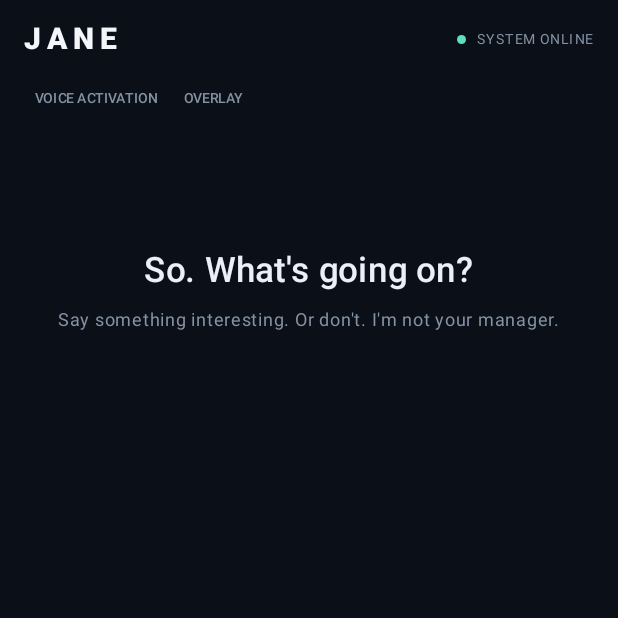
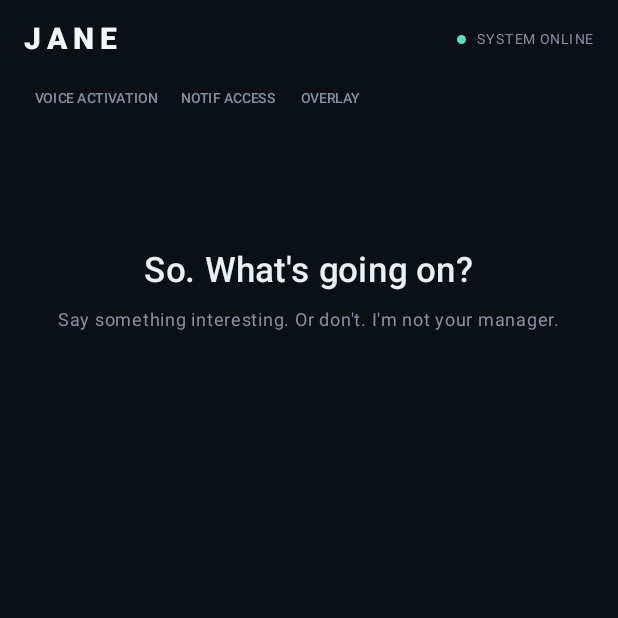
Before and after one commit to disrup404/ZOI, an Android app built with Jetpack Compose: the screen it shows after launch (MainActivity), after a tap on "LET'S GET STARTED", on a phone screen of 412 x 824 dp, the top half of it. Run offline under Robolectric (Android 15) with nearby library versions, the phone set to English and light mode, and no system bars.

Commit message:
Add explicit notification sharing controls

```diff
--- a/zoi-android/app/src/main/java/com/chronodisrupt/zoi/MainActivity.kt
+++ b/zoi-android/app/src/main/java/com/chronodisrupt/zoi/MainActivity.kt
@@ -297,6 +297,21 @@ private fun JaneChatScreen(
     onStopSpeaking: () -> Unit
 ) {
     val context = LocalContext.current
+    val preferences = remember {
+        context.getSharedPreferences("jane_preferences", android.content.Context.MODE_PRIVATE)
+    }
+    var notificationAccess by remember {
+        mutableStateOf(JaneNotificationListener.hasNotificationAccess(context))
+    }
+    var notificationContextEnabled by remember {
+        mutableStateOf(preferences.getBoolean("notification_context_enabled", false))
+    }
+    val notificationSettingsLauncher = rememberLauncherForActivityResult(
+        ActivityResultContracts.StartActivityForResult()
+    ) {
+        notificationAccess = JaneNotificationListener.hasNotificationAccess(context)
+        if (!notificationAccess) notificationContextEnabled = false
+    }
     var wakeWordActive by remember { mutableStateOf(false) }
     var overlayActive by remember { mutableStateOf(false) }
     val overlayPermissionLauncher = rememberLauncherForActivityResult(
@@ -509,6 +524,21 @@ private fun JaneChatScreen(
             .put("mode", selectedMode)
             .put("device_local_datetime", java.time.ZonedDateTime.now().toString())
             .put("device_timezone", java.time.ZoneId.systemDefault().id)
+
+        if (notificationContextEnabled && JaneNotificationListener.hasNotificationAccess(context)) {
+            val notificationContext = JSONArray()
+            JaneNotificationListener.recentNotifications().forEach { item ->
+                notificationContext.put(
+                    JSONObject()
+                        .put("app", item.app)
+                        .put("package", item.packageName)
+                        .put("title", item.title)
+                        .put("text", item.text)
+                        .put("posted_at", item.postedAt)
+                )
+            }
+            payload.put("notification_context", notificationContext)
+        }
         val requestBody = payload.toString().toRequestBody(
             "application/json; charset=utf-8".toMediaType()
         )
@@ -633,6 +663,33 @@ private fun JaneChatScreen(
                     contentPadding = androidx.compose.foundation.layout.PaddingValues(horizontal = 7.dp, vertical = 2.dp)
                 ) {
                     Text(if (wakeWordActive) "VOICE ACTIVATION ON" else "VOICE ACTIVATION", color = if (wakeWordActive) Color(0xFF69DDBD) else Color(0xFF8291A3), fontSize = 9.sp, letterSpacing = 0.4.sp)
+                }
+                TextButton(
+                    onClick = {
+                        if (!JaneNotificationListener.hasNotificationAccess(context)) {
+                            notificationSettingsLauncher.launch(Intent(Settings.ACTION_NOTIFICATION_LISTENER_SETTINGS))
+                        } else {
+                            notificationContextEnabled = !notificationContextEnabled
+                            preferences.edit().putBoolean("notification_context_enabled", notificationContextEnabled).apply()
+                            Toast.makeText(
+                                context,
+                                if (notificationContextEnabled) "Recent notifications may now be shared with Jane's AI when you chat." else "Notification sharing is off.",
+                                Toast.LENGTH_LONG
+                            ).show()
+                        }
+                    },
+                    contentPadding = androidx.compose.foundation.layout.PaddingValues(horizontal = 7.dp, vertical = 2.dp)
+                ) {
+                    Text(
+                        when {
+                            !notificationAccess -> "NOTIF ACCESS"
+                            notificationContextEnabled -> "NOTIFS SHARED"
+                            else -> "NOTIFS OFF"
+                        },
+                        color = if (notificationContextEnabled && notificationAccess) Color(0xFF69DDBD) else Color(0xFF8291A3),
+                        fontSize = 9.sp,
+                        letterSpacing = 0.4.sp
+                    )
                 }
                 TextButton(
                     onClick = {
```
